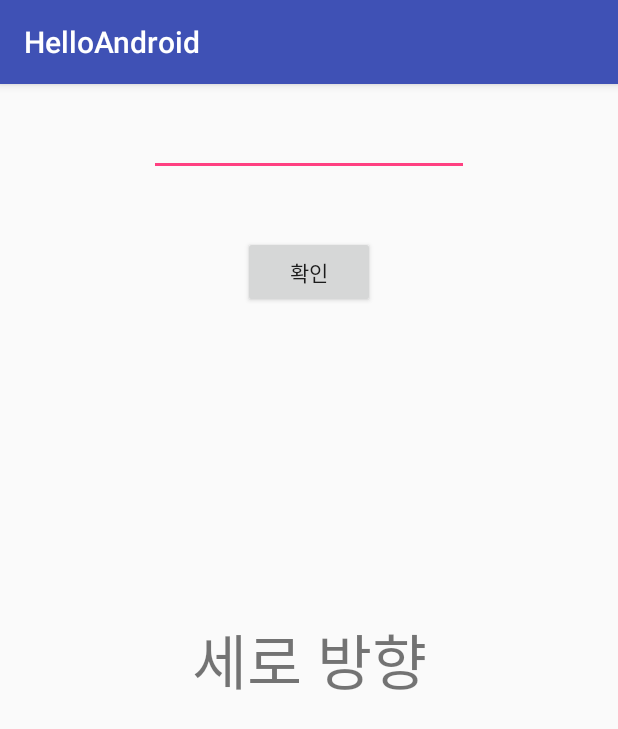
After one commit to GentleDot/demo-android_1, an Android app: the OrientationActivity screen opened directly, with no data from a screen before it, on a phone screen of 412 x 824 dp. The commit adds this screen. Shown: the top 729 px of the screen. Run offline under Robolectric (Android 15) with nearby library versions, the phone set to English and light mode, and no system bars.

Commit message:
Android Practice - orientation event

```diff
--- a/app/src/main/AndroidManifest.xml
+++ b/app/src/main/AndroidManifest.xml
@@ -17,6 +17,9 @@
         </activity>
         <activity android:name=".SampleEvent">
         </activity>
+        <activity android:name=".OrientationActivity"
+            android:configChanges="orientation|screenSize|keyboardHidden">
+        </activity>
     </application>
 
 </manifest>
--- /dev/null
+++ b/app/src/main/java/net/gentledot/helloandroid/OrientationActivity.java
@@ -0,0 +1,96 @@
+package net.gentledot.helloandroid;
+
+import android.content.res.Configuration;
+import android.support.v7.app.AppCompatActivity;
+import android.os.Bundle;
+import android.view.View;
+import android.widget.Button;
+import android.widget.EditText;
+import android.widget.Toast;
+
+public class OrientationActivity extends AppCompatActivity {
+    EditText editText01;
+    String name = "";
+
+    @Override
+    protected void onCreate(Bundle savedInstanceState) {
+        super.onCreate(savedInstanceState);
+        setContentView(R.layout.activity_orientation);
+
+        showToast("onCreate 호출됨.");
+
+        editText01 = (EditText) findViewById(R.id.editText01);
+
+        Button btn = (Button) findViewById(R.id.button01);
+        if (btn != null){
+            btn.setOnClickListener(new View.OnClickListener() {
+                @Override
+                public void onClick(View v) {
+                    name = editText01.getText().toString();
+                    Toast.makeText(getApplicationContext(), "입력된 값을 변수에 저장했습니다. : " + name, Toast.LENGTH_LONG).show();
+                }
+            });
+        }
+
+
+        if(savedInstanceState != null){
+            name = savedInstanceState.getString("name");
+            if(editText01 != null){
+                editText01.setText(name);
+                Toast.makeText(getApplicationContext(), "값을 복원했습니다. : " + name, Toast.LENGTH_LONG).show();
+            }
+        }
+    }
+
+    @Override
+    protected void onStart() {
+        super.onStart();
+        showToast("onStart 호출됨.");
+    }
+
+    @Override
+    protected void onStop() {
+        super.onStop();
+        showToast("onStop 호출됨.");
+    }
+
+    @Override
+    protected void onDestroy() {
+        super.onDestroy();
+        showToast("onDestroy 호출됨.");
+    }
+
+    @Override
+    protected void onPause() {
+        super.onPause();
+        showToast("onPause 호출됨.");
+    }
+
+    @Override
+    protected void onResume() {
+        super.onResume();
+        showToast("onResume 호출됨.");
+    }
+
+    @Override
+    protected void onSaveInstanceState(Bundle outState) {
+        super.onSaveInstanceState(outState);
+
+        outState.putString("name", name);
+    }
+
+    @Override
+    public void onConfigurationChanged(Configuration newConfig) {
+        super.onConfigurationChanged(newConfig);
+
+        if(newConfig.orientation == Configuration.ORIENTATION_LANDSCAPE){
+            showToast("방향 : ORIENTATION_LANDSCAPE (가로 방향)");
+        } else if (newConfig.orientation == Configuration.ORIENTATION_PORTRAIT){
+            showToast("방향 : ORIENTATION_PORTRAIT (세로 방향)");
+        }
+    }
+
+    private void showToast(String message) {
+        Toast.makeText(this, message, Toast.LENGTH_LONG).show();
+    }
+}
--- /dev/null
+++ b/app/src/main/res/layout-land/activity_orientation.xml
@@ -0,0 +1,35 @@
+<?xml version="1.0" encoding="utf-8"?>
+<android.support.constraint.ConstraintLayout
+        xmlns:android="http://schemas.android.com/apk/res/android"
+        xmlns:app="http://schemas.android.com/apk/res-auto" xmlns:tools="http://schemas.android.com/tools"
+        android:id="@+id/activity_orientation"
+        android:layout_width="match_parent"
+        android:layout_height="match_parent"
+        tools:context="net.gentledot.helloandroid.OrientationActivity">
+
+    <TextView android:layout_width="wrap_content" android:layout_height="wrap_content"
+              android:textSize="40dp" android:layout_marginEnd="16dp" app:layout_constraintRight_toRightOf="parent"
+              android:layout_marginRight="16dp" android:layout_marginStart="16dp"
+              app:layout_constraintLeft_toLeftOf="parent" android:layout_marginLeft="16dp"
+              app:layout_constraintBottom_toBottomOf="parent" android:layout_marginBottom="16dp"
+              android:layout_marginTop="16dp" app:layout_constraintTop_toTopOf="parent"
+              android:text="가로 방향" android:id="@+id/textView"/>
+    <EditText
+            android:layout_width="wrap_content"
+            android:layout_height="wrap_content"
+            android:inputType="textPersonName"
+            android:ems="10"
+            tools:layout_editor_absoluteY="22dp" android:id="@+id/editText01"
+            app:layout_constraintRight_toRightOf="parent"
+            app:layout_constraintLeft_toLeftOf="parent"/>
+    <Button
+            android:text="확인"
+            android:layout_width="wrap_content"
+            android:layout_height="wrap_content"
+            android:id="@+id/button01"
+            app:layout_constraintBottom_toTopOf="@+id/textView"
+            app:layout_constraintRight_toRightOf="parent" app:layout_constraintTop_toBottomOf="@+id/editText01"
+            android:layout_marginBottom="16dp"
+            app:layout_constraintLeft_toLeftOf="parent"/>
+
+</android.support.constraint.ConstraintLayout>
--- /dev/null
+++ b/app/src/main/res/layout/activity_orientation.xml
@@ -0,0 +1,36 @@
+<?xml version="1.0" encoding="utf-8"?>
+<android.support.constraint.ConstraintLayout
+        xmlns:android="http://schemas.android.com/apk/res/android"
+        xmlns:app="http://schemas.android.com/apk/res-auto" xmlns:tools="http://schemas.android.com/tools"
+        android:id="@+id/activity_orientation"
+        android:layout_width="match_parent"
+        android:layout_height="match_parent"
+        tools:context="net.gentledot.helloandroid.OrientationActivity">
+
+    <TextView android:layout_width="wrap_content" android:layout_height="wrap_content"
+              android:textSize="40dp" android:layout_marginEnd="16dp" app:layout_constraintRight_toRightOf="parent"
+              android:layout_marginRight="16dp" android:layout_marginStart="16dp"
+              app:layout_constraintLeft_toLeftOf="parent" android:layout_marginLeft="16dp"
+              app:layout_constraintBottom_toBottomOf="parent" android:layout_marginBottom="16dp"
+              android:layout_marginTop="16dp" app:layout_constraintTop_toTopOf="parent"
+                android:text="세로 방향"/>
+    <EditText
+            android:layout_width="wrap_content"
+            android:layout_height="wrap_content"
+            android:inputType="textPersonName"
+            android:ems="10"
+            android:id="@+id/editText01"
+            app:layout_constraintRight_toRightOf="parent"
+            app:layout_constraintLeft_toLeftOf="parent"
+            android:layout_marginTop="16dp" app:layout_constraintTop_toTopOf="parent"/>
+    <Button
+            android:text="확인"
+            android:layout_width="wrap_content"
+            android:layout_height="wrap_content"
+            android:id="@+id/button01"
+            app:layout_constraintRight_toRightOf="parent"
+            app:layout_constraintLeft_toLeftOf="parent"
+            android:layout_marginTop="40dp"
+            app:layout_constraintTop_toBottomOf="@+id/editText01"/>
+
+</android.support.constraint.ConstraintLayout>
--- a/app/src/main/res/layout/activity_sample_event.xml
+++ b/app/src/main/res/layout/activity_sample_event.xml
@@ -27,7 +27,7 @@
             android:background="#ff00ff44"/>
 
         <EditText android:layout_width="match_parent" android:layout_height="60dp"
-            android:id="@+id/editText1"
+            android:id="@+id/editText01"
             android:hint="텍스트를 입력하세요."
             android:textSize="20dp"
                   android:background="@drawable/my_selector"
```
Also changed, not shown: app/src/main/java/net/gentledot/helloandroid/MainActivity.java (+9 -0 lines), app/src/main/res/layout/activity_main.xml (+9 -1 lines).
